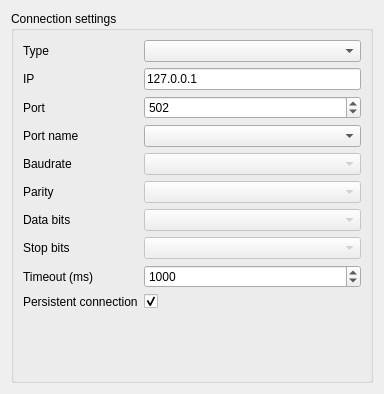
Qt form src/customwidgets/connectionform.ui (ModbusScope/ModbusScope) before a commit.
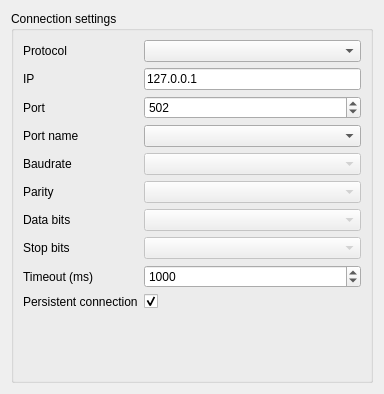
The same form after that commit. Custom widgets are drawn as their Qt base class.

Commit message: Rename some columns

```diff
--- a/src/customwidgets/connectionform.ui
+++ b/src/customwidgets/connectionform.ui
@@ -132,7 +132,7 @@
       <item row="0" column="0">
        <widget class="QLabel" name="label">
         <property name="text">
-         <string>Type</string>
+         <string>Protocol</string>
         </property>
        </widget>
       </item>
```
The commit also changes 1 other file.
